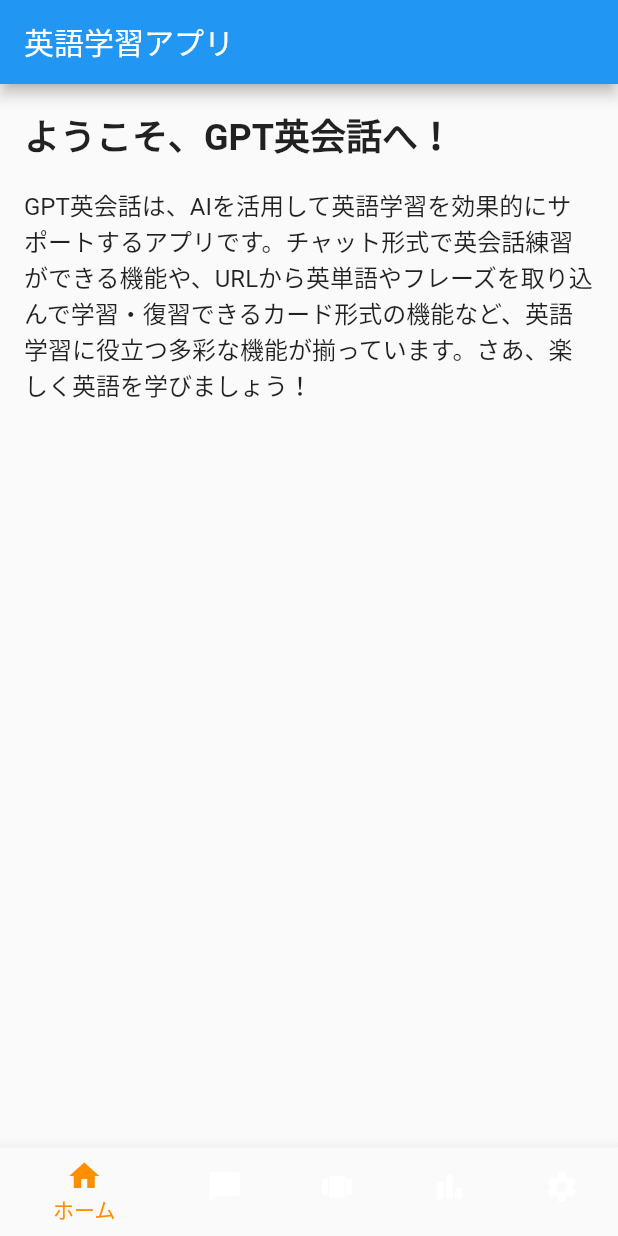
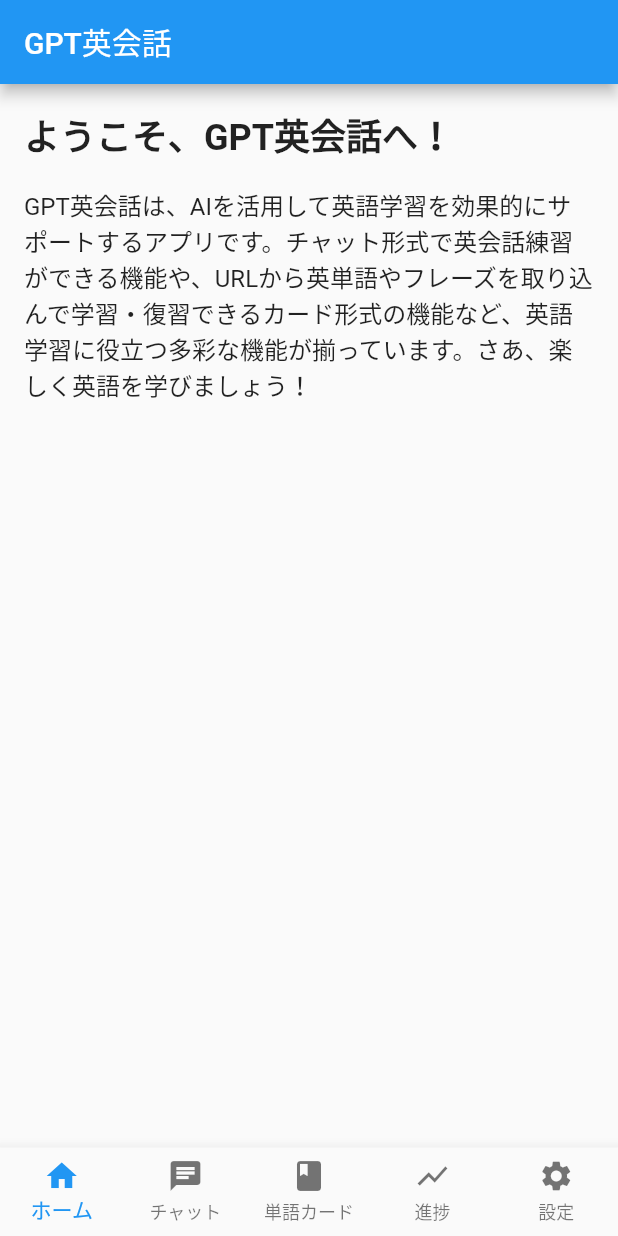
Before and after one commit to awakia/gpt_eikaiwa, a Flutter app: the screen it shows after launch, on a phone screen of 412 x 824 dp. Run offline on Flutter 3.47's test engine with Material 2 defaults, Android fonts, the phone set to English and light mode, and no system bars; drawn by our look-alikes of flutter_platform_widgets.

Commit message:
Revise platform aware AppBar

```diff
--- a/lib/main.dart
+++ b/lib/main.dart
@@ -1,5 +1,5 @@
 import 'package:flutter/material.dart';
-import 'package:flutter/cupertino.dart';
+import 'package:flutter_platform_widgets/flutter_platform_widgets.dart';
 import 'package:gpt_eikaiwa/screens/home_screen.dart';
 import 'package:gpt_eikaiwa/screens/chat_screen.dart';
 import 'package:gpt_eikaiwa/screens/word_card_screen.dart';
@@ -15,24 +15,26 @@ class MyApp extends StatelessWidget {
 
   @override
   Widget build(BuildContext context) {
-    return const MaterialApp(
+    return MaterialApp(
       title: 'GPT英会話',
-      home: MyHomePage(),
+      theme: ThemeData(
+        primarySwatch: Colors.blue,
+      ),
+      home: const HomePage(),
     );
   }
 }
 
-class MyHomePage extends StatefulWidget {
-  const MyHomePage({Key? key}) : super(key: key);
+class HomePage extends StatefulWidget {
+  const HomePage({Key? key}) : super(key: key);
 
   @override
-  _MyHomePageState createState() => _MyHomePageState();
+  _HomePageState createState() => _HomePageState();
 }
 
-class _MyHomePageState extends State<MyHomePage> {
-  int _selectedIndex = 0;
-
-  final List<Widget> _widgetOptions = <Widget>[
+class _HomePageState extends State<HomePage> {
+  int _currentIndex = 0;
+  final List<Widget> _pages = [
     const HomeScreen(),
     const ChatScreen(),
     const WordCardScreen(),
@@ -42,72 +44,52 @@ class _MyHomePageState extends State<MyHomePage> {
 
   void _onItemTapped(int index) {
     setState(() {
-      _selectedIndex = index;
+      _currentIndex = index;
     });
   }
 
   @override
   Widget build(BuildContext context) {
-    final isMaterialPlatform =
-        Theme.of(context).platform == TargetPlatform.android;
     return Scaffold(
-      appBar: AppBar(
-        title: const Text('英語学習アプリ'),
-      ),
-      body: _widgetOptions.elementAt(_selectedIndex),
-      bottomNavigationBar: isMaterialPlatform
-          ? BottomNavigationBar(
-              currentIndex: _selectedIndex,
+      body: _pages[_currentIndex],
+      bottomNavigationBar: buildPlatformBottomNavigationBar(),
+    );
+  }
+
+  Widget buildPlatformBottomNavigationBar() {
+    return PlatformNavBar(
+      currentIndex: _currentIndex,
+      itemChanged: _onItemTapped,
       items: const [
         BottomNavigationBarItem(
           icon: Icon(Icons.home),
           label: 'ホーム',
         ),
         BottomNavigationBarItem(
-                  icon: Icon(Icons.chat_bubble),
-                  label: 'チャット学習',
+          icon: Icon(Icons.chat),
+          label: 'チャット',
         ),
         BottomNavigationBarItem(
-                  icon: Icon(Icons.view_carousel),
+          icon: Icon(Icons.book),
           label: '単語カード',
         ),
         BottomNavigationBarItem(
-                  icon: Icon(Icons.bar_chart),
-                  label: '進捗状況',
+          icon: Icon(Icons.show_chart),
+          label: '進捗',
         ),
         BottomNavigationBarItem(
           icon: Icon(Icons.settings),
           label: '設定',
         ),
       ],
-              selectedItemColor: Colors.amber[800],
-              onTap: _onItemTapped,
-            )
-          : CupertinoTabBar(
-              currentIndex: _selectedIndex,
-              items: const [
-                BottomNavigationBarItem(
-                  icon: Icon(Icons.home),
-                  label: 'ホーム',
+      material: (_, __) => MaterialNavBarData(
+        selectedItemColor: Colors.blue,
+        unselectedItemColor: Colors.grey,
+        backgroundColor: Colors.white,
       ),
-                BottomNavigationBarItem(
-                  icon: Icon(Icons.chat_bubble),
-                  label: 'チャット学習',
-                ),
-                BottomNavigationBarItem(
-                  icon: Icon(Icons.view_carousel),
-                  label: '単語カード',
-                ),
-                BottomNavigationBarItem(
-                  icon: Icon(Icons.bar_chart),
-                  label: '進捗状況',
-                ),
-                BottomNavigationBarItem(
-                  icon: Icon(Icons.settings),
-                  label: '設定',
-                ),
-              ],
-              onTap: _onItemTapped,
+      cupertino: (_, __) => CupertinoTabBarData(
+        activeColor: Colors.blue,
+        backgroundColor: Colors.white,
       ),
     );
   }
--- a/lib/screens/chat_screen.dart
+++ b/lib/screens/chat_screen.dart
@@ -1,4 +1,5 @@
 import 'package:flutter/material.dart';
+import 'package:flutter_platform_widgets/flutter_platform_widgets.dart';
 
 class ChatScreen extends StatefulWidget {
   const ChatScreen({Key? key}) : super(key: key);
@@ -12,9 +13,9 @@ class _ChatScreenState extends State<ChatScreen> {
 
   @override
   Widget build(BuildContext context) {
-    return Scaffold(
-      appBar: AppBar(
-        title: const Text('チャット学習'),
+    return PlatformScaffold(
+      appBar: PlatformAppBar(
+        title: const Text('GPT英会話 - チャット学習'),
       ),
       body: Column(
         children: [
--- a/lib/screens/home_screen.dart
+++ b/lib/screens/home_screen.dart
@@ -1,11 +1,17 @@
 import 'package:flutter/material.dart';
+import 'package:flutter_platform_widgets/flutter_platform_widgets.dart';
 
 class HomeScreen extends StatelessWidget {
   const HomeScreen({Key? key}) : super(key: key);
 
   @override
   Widget build(BuildContext context) {
-    return SingleChildScrollView(
+    return PlatformScaffold(
+      appBar: PlatformAppBar(
+        title: const Text('GPT英会話'),
+      ),
+      body: SafeArea(
+        child: SingleChildScrollView(
           child: Column(
             crossAxisAlignment: CrossAxisAlignment.start,
             children: const [
@@ -18,6 +24,8 @@ class HomeScreen extends StatelessWidget {
                 child: AppDescription(),
               ),
             ],
+          ),
+        ),
       ),
     );
   }
--- a/lib/screens/progress_screen.dart
+++ b/lib/screens/progress_screen.dart
@@ -1,16 +1,18 @@
 import 'package:flutter/material.dart';
+import 'package:flutter_platform_widgets/flutter_platform_widgets.dart';
 
 class ProgressScreen extends StatelessWidget {
   const ProgressScreen({Key? key}) : super(key: key);
 
   @override
   Widget build(BuildContext context) {
-    return Scaffold(
-      appBar: AppBar(
-        title: const Text('学習進捗'),
+    return PlatformScaffold(
+      appBar: PlatformAppBar(
+        title: const Text('GPT英会話 - 学習進捗'),
       ),
       body: Padding(
         padding: const EdgeInsets.all(16.0),
+        child: SafeArea(
           child: Column(
             crossAxisAlignment: CrossAxisAlignment.start,
             children: const [
@@ -31,6 +33,7 @@ class ProgressScreen extends StatelessWidget {
             ],
           ),
         ),
+      ),
     );
   }
 }
--- a/lib/screens/settings_screen.dart
+++ b/lib/screens/settings_screen.dart
@@ -1,13 +1,14 @@
 import 'package:flutter/material.dart';
+import 'package:flutter_platform_widgets/flutter_platform_widgets.dart';
 
 class SettingsScreen extends StatelessWidget {
   const SettingsScreen({Key? key}) : super(key: key);
 
   @override
   Widget build(BuildContext context) {
-    return Scaffold(
-      appBar: AppBar(
-        title: const Text('設定画面'),
+    return PlatformScaffold(
+      appBar: PlatformAppBar(
+        title: const Text('GPT英会話 - 設定画面'),
       ),
       body: ListView(
         children: const [
--- a/lib/screens/word_card_screen.dart
+++ b/lib/screens/word_card_screen.dart
@@ -1,13 +1,14 @@
 import 'package:flutter/material.dart';
+import 'package:flutter_platform_widgets/flutter_platform_widgets.dart';
 
 class WordCardScreen extends StatelessWidget {
   const WordCardScreen({Key? key}) : super(key: key);
 
   @override
   Widget build(BuildContext context) {
-    return Scaffold(
-      appBar: AppBar(
-        title: const Text('単語カード'),
+    return PlatformScaffold(
+      appBar: PlatformAppBar(
+        title: const Text('GPT英会話 - 単語カード'),
       ),
       body: ListView.builder(
         itemCount: 10, // Replace with the number of cards
```
Lines whose indentation alone changed are shown as unchanged.
